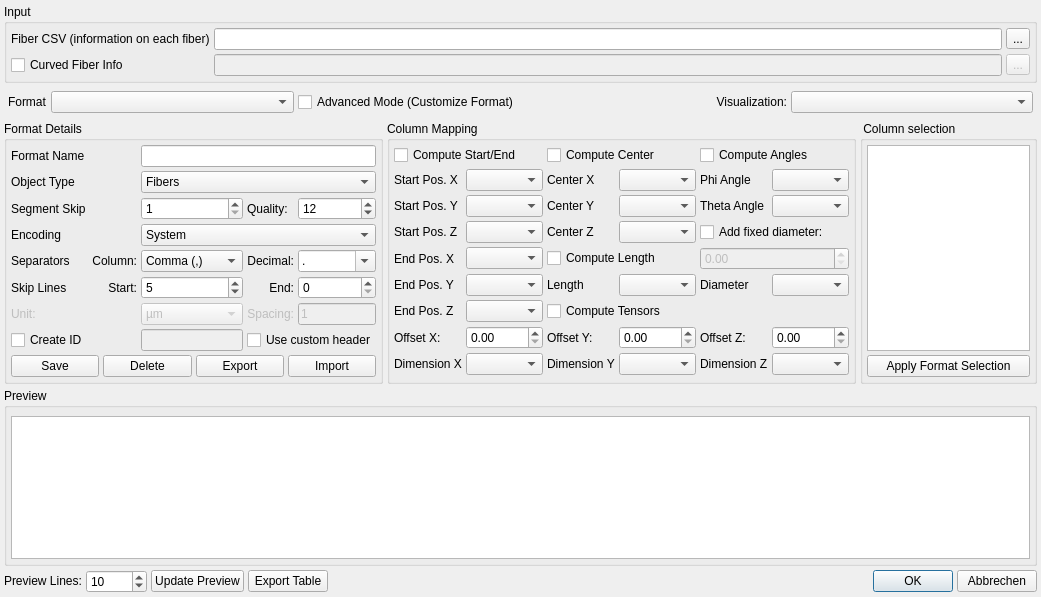
Before: the Qt Designer form libs/objectvis/CsvInput.ui in 3dct/open_iA, drawn with Qt 5.
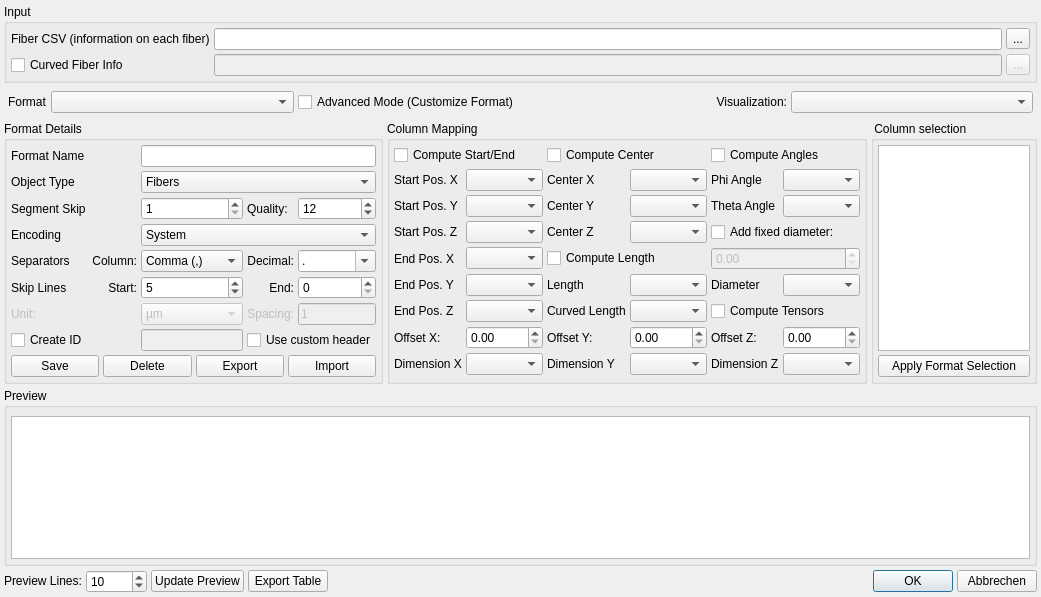
After: the same form once the commit is applied.

Commit message: objectvis: Add column mapping for curved length

```diff
--- a/libs/objectvis/CsvInput.ui
+++ b/libs/objectvis/CsvInput.ui
@@ -652,13 +652,6 @@
          <item row="7" column="1">
           <widget class="QComboBox" name="cmbbox_col_PosEndZ"/>
          </item>
-         <item row="7" column="2" colspan="2">
-          <widget class="QCheckBox" name="cb_ComputeTensors">
-           <property name="text">
-            <string>Compute Tensors</string>
-           </property>
-          </widget>
-         </item>
          <item row="1" column="4">
           <widget class="QLabel" name="lbl_col_phi">
            <property name="enabled">
@@ -913,6 +906,27 @@
            </property>
           </widget>
          </item>
+         <item row="7" column="4" colspan="2">
+          <widget class="QCheckBox" name="cb_ComputeTensors">
+           <property name="text">
+            <string>Compute Tensors</string>
+           </property>
+          </widget>
+         </item>
+         <item row="7" column="2">
+          <widget class="QLabel" name="lbl_col_length_2">
+           <property name="text">
+            <string>Curved Length</string>
+           </property>
+          </widget>
+         </item>
+         <item row="7" column="3">
+          <widget class="QComboBox" name="cmbbox_col_CurvedLength">
+           <property name="enabled">
+            <bool>true</bool>
+           </property>
+          </widget>
+         </item>
         </layout>
        </widget>
       </item>
```
The commit also changes 3 other files.
